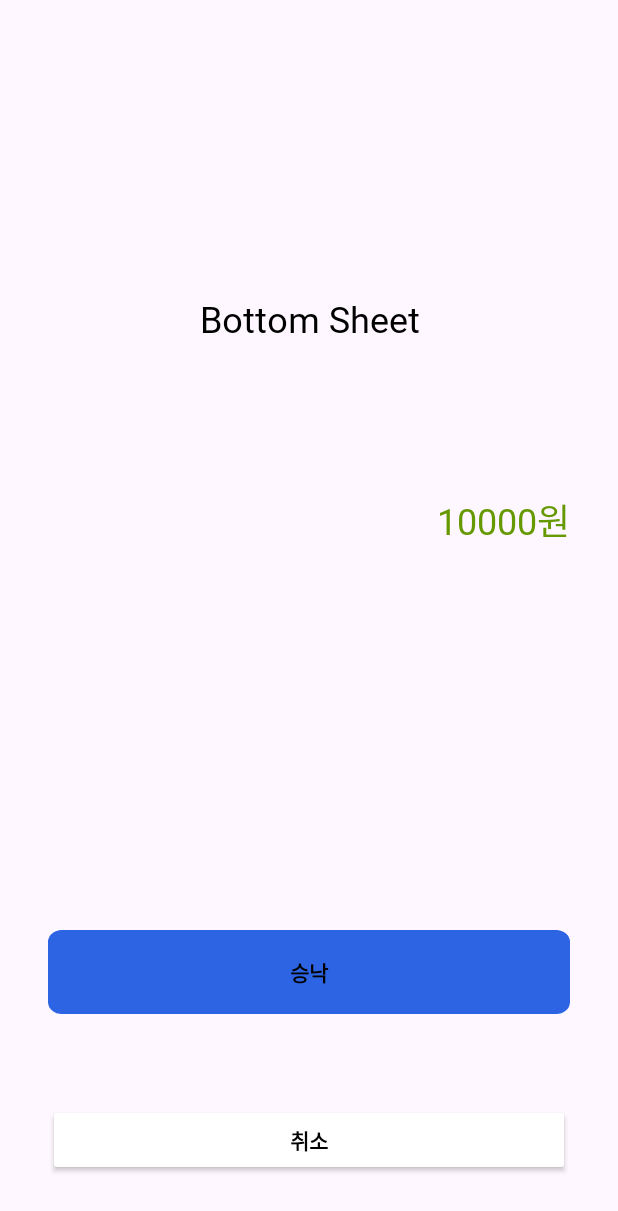
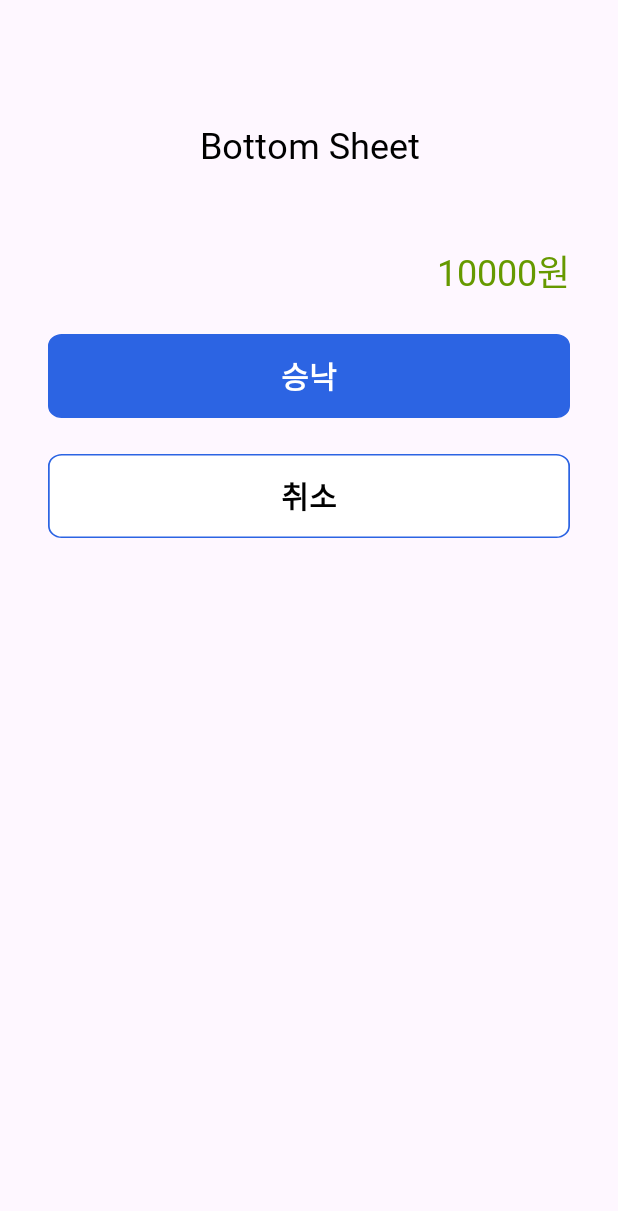
Before and after one commit to dyddn3994/prefin, an Android app: the layout quest_complete_bottom_sheet.xml on its own in the app's theme, with its tools: preview values and no code run, on a phone screen of 412 x 824 dp. Shown: the top 1211 px of the screen. Run offline under Robolectric (Android 15) with nearby library versions, the phone set to English and light mode, and no system bars; network calls fail.

Commit message:
Feat : 중복 아이디 체크 구현, 아이디 형식 체크구현

```diff
--- a/mobile/Prefin/app/src/main/java/com/prefin/model/api/QuestApi.kt
+++ b/mobile/Prefin/app/src/main/java/com/prefin/model/api/QuestApi.kt
@@ -5,6 +5,7 @@ import com.prefin.model.dto.QuestCreateRequest
 import com.prefin.model.dto.QuestOwned
 import com.prefin.model.dto.QuestOwnedQuest
 import com.prefin.model.dto.QuestRegisterRequest
+import retrofit2.Response
 import retrofit2.http.Body
 import retrofit2.http.GET
 import retrofit2.http.POST
@@ -48,5 +49,5 @@ interface QuestApi {
     @PUT("questowned/complete/{id}")
     suspend fun questFinishComplete(
         @Path("id") id: Long,
-    )
+    ) : Response<Boolean>
 }
--- a/mobile/Prefin/app/src/main/java/com/prefin/ui/accountConnecting/ChildJoinFragment.kt
+++ b/mobile/Prefin/app/src/main/java/com/prefin/ui/accountConnecting/ChildJoinFragment.kt
@@ -53,6 +53,11 @@ class ChildJoinFragment : BaseFragment<FragmentChildJoinBinding>(FragmentChildJo
                 mainActivityViewModel.childUser = childJoinFragmentViewModel.childUser
                 findNavController().navigate(R.id.action_ChildJoinFragment_to_AccountInputChildFragment)
             }
+            else{
+                if(childJoinFragmentViewModel.childUser.id == -1L){
+                    showSnackbar("이미 사용중인 아이디입니다.")
+                }
+            }
         }
         binding.apply {
             fragmentChildJoinJoinButton.setOnClickListener {
--- a/mobile/Prefin/app/src/main/java/com/prefin/ui/accountConnecting/ChildJoinFragmentViewModel.kt
+++ b/mobile/Prefin/app/src/main/java/com/prefin/ui/accountConnecting/ChildJoinFragmentViewModel.kt
@@ -19,10 +19,14 @@ class ChildJoinFragmentViewModel : ViewModel() {
         viewModelScope.launch {
             try{
                 val response = RetrofitUtil.signUpApi.childSignUp(child)
-                if(response != null){
+                if(response != null && response != -1L){
                     childUser = child
                     childUser.id = response
                     _childJoinSuccess.value = true
+                }
+                else if(response == -1L){
+                    childUser.id = response
+                    _childJoinSuccess.value = false
                 }
             }catch (e : Exception){
                 Log.d(TAG, "childJoin: 통신 오류")
--- a/mobile/Prefin/app/src/main/java/com/prefin/ui/childHome/ChildHomeFragment.kt
+++ b/mobile/Prefin/app/src/main/java/com/prefin/ui/childHome/ChildHomeFragment.kt
@@ -10,6 +10,7 @@ import com.prefin.MainActivityViewModel
 import com.prefin.R
 import com.prefin.config.BaseFragment
 import com.prefin.databinding.FragmentChildHomeBinding
+import com.prefin.util.StringFormatUtil
 
 class ChildHomeFragment : BaseFragment<FragmentChildHomeBinding>(FragmentChildHomeBinding::bind, R.layout.fragment_child_home) {
     private val childHomeFragmentViewModel: ChildHomeFragmentViewModel by viewModels()
@@ -26,8 +27,8 @@ class ChildHomeFragment : BaseFragment<FragmentChildHomeBinding>(FragmentChildHo
         childHomeFragmentViewModel.child.observe(viewLifecycleOwner){
             with(binding){
                 mainActivityViewModel.selectedChild = it
-                fragmentChildHomeMyAccountMoneyTextView.text = "${it.balance} 원"
-                fragmentChildHomeSavingAccountMoneyTextView.text = "${it.savingAmount} 원"
+                fragmentChildHomeMyAccountMoneyTextView.text = StringFormatUtil.moneyToWon( it.balance)
+                fragmentChildHomeSavingAccountMoneyTextView.text =  StringFormatUtil.moneyToWon(it.savingAmount)
             }
         }
 
--- a/mobile/Prefin/app/src/main/java/com/prefin/ui/quest/QuestParentItemViewModel.kt
+++ b/mobile/Prefin/app/src/main/java/com/prefin/ui/quest/QuestParentItemViewModel.kt
@@ -24,6 +24,7 @@ class QuestParentItemViewModel : ViewModel() {
                 _questItemList.value = RetrofitUtil.questApi.parentQuestItemList(id)
                 Log.d(TAG, "requestQuestItemList: ${_questItemList.value}")
             } catch (e: Exception) {
+                _questItemList.value = listOf()
                 Log.d(TAG, "requestQuestItemList: 퀘스트 아이템 리스트 조회 실패\n자녀id: $id")
             }
         }
--- a/mobile/Prefin/app/src/main/res/layout/fragment_sign_up.xml
+++ b/mobile/Prefin/app/src/main/res/layout/fragment_sign_up.xml
@@ -60,7 +60,7 @@
         android:id="@+id/fragment_sign_up_email_check_text_view"
         android:layout_width="wrap_content"
         android:layout_height="wrap_content"
-        android:text="잘못된 이메일 형식 입니다."
+        android:text="잘못된 아이디 형식 입니다."
         android:textColor="@color/colorRed"
         app:layout_constraintStart_toStartOf="@+id/fragment_sign_up_id_edit_text"
         app:layout_constraintTop_toBottomOf="@+id/fragment_sign_up_id_edit_text"
--- a/mobile/Prefin/app/src/main/res/layout/quest_complete_bottom_sheet.xml
+++ b/mobile/Prefin/app/src/main/res/layout/quest_complete_bottom_sheet.xml
@@ -2,6 +2,7 @@
 <androidx.constraintlayout.widget.ConstraintLayout xmlns:android="http://schemas.android.com/apk/res/android"
     xmlns:app="http://schemas.android.com/apk/res-auto"
     xmlns:tools="http://schemas.android.com/tools"
+    android:id="@+id/quest_bottom_sheet"
     android:layout_width="match_parent"
     android:layout_height="match_parent"
     android:orientation="vertical"
@@ -15,7 +16,7 @@
         style="@style/Title.Bold.Size32"
         android:layout_width="match_parent"
         android:layout_height="wrap_content"
-        android:layout_marginTop="172dp"
+        android:layout_marginTop="56dp"
         android:gravity="center_horizontal"
         android:text="Bottom Sheet"
         android:textColor="@android:color/black"
@@ -28,7 +29,7 @@
         android:id="@+id/bottom_sheet_quest_reward"
         android:layout_width="match_parent"
         android:layout_height="wrap_content"
-        android:layout_marginTop="100dp"
+        android:layout_marginTop="50dp"
         android:fontFamily="@font/maplestory_light"
         android:gravity="end"
         android:text="10000원"
@@ -39,6 +40,7 @@
         app:layout_constraintTop_toBottomOf="@+id/bottom_sheet_quest_title" />
 
     <androidx.appcompat.widget.AppCompatButton
+        android:layout_marginTop="24dp"
         android:id="@+id/bottom_sheet_quest_approve_button"
         android:layout_width="match_parent"
         android:layout_height="wrap_content"
@@ -46,22 +48,28 @@
         android:background="@drawable/button_rectangle_81"
         android:backgroundTint="@color/colorPrimary"
         android:text="승낙"
-        android:textColor="@android:color/black"
+
+        android:textColor="@android:color/white"
         android:textStyle="bold"
-        app:layout_constraintBottom_toTopOf="@+id/bottom_sheet_quest_refuse_button"
+        style="@style/Text.regular.Size20"
         app:layout_constraintEnd_toEndOf="parent"
-        app:layout_constraintStart_toStartOf="parent" />
+        app:layout_constraintStart_toStartOf="parent"
+        app:layout_constraintTop_toBottomOf="@+id/bottom_sheet_quest_reward"
+        app:layout_constraintVertical_bias="0.0" />
 
     <androidx.appcompat.widget.AppCompatButton
+        android:layout_marginTop="24dp"
         android:id="@+id/bottom_sheet_quest_refuse_button"
         android:layout_width="match_parent"
         android:layout_height="wrap_content"
-        android:backgroundTint="@color/white"
         android:text="취소"
         android:textColor="@android:color/black"
         android:textStyle="bold"
-        app:layout_constraintBottom_toBottomOf="parent"
+        style="@style/Text.regular.Size20"
+        android:background="@drawable/button_rectangle_81_color_reversed"
         app:layout_constraintEnd_toEndOf="parent"
-        app:layout_constraintStart_toStartOf="parent" />
+        app:layout_constraintTop_toBottomOf="@+id/bottom_sheet_quest_approve_button"
+        app:layout_constraintStart_toStartOf="parent"
+         />
 
 </androidx.constraintlayout.widget.ConstraintLayout>
--- a/mobile/Prefin/app/src/main/res/navigation/prefin_nav_graph.xml
+++ b/mobile/Prefin/app/src/main/res/navigation/prefin_nav_graph.xml
@@ -274,7 +274,9 @@
 
         <action
             android:id="@+id/action_SettingFragment_to_LoginFragment"
-            app:destination="@id/LoginFragment" />
+            app:destination="@id/LoginFragment"
+            app:popUpTo="@id/SettingFragment"
+            app:popUpToInclusive="true" />
     </fragment>
 
     <fragment
```
Also changed, not shown: mobile/Prefin/app/src/main/java/com/prefin/ui/quest/QuestParentHomeFragment.kt (+44 -1 lines), mobile/Prefin/app/src/main/java/com/prefin/ui/quest/QuestParentHomeFragmentViewModel.kt (+18 -0 lines), mobile/Prefin/app/src/main/java/com/prefin/ui/quiz/QuizFragmentViewModel.kt (+14 -0 lines), mobile/Prefin/app/src/main/java/com/prefin/ui/signUp/SignUpFragment.kt (+12 -2 lines), mobile/Prefin/app/src/main/java/com/prefin/ui/signUp/SignUpViewModel.kt (+6 -1 lines).
